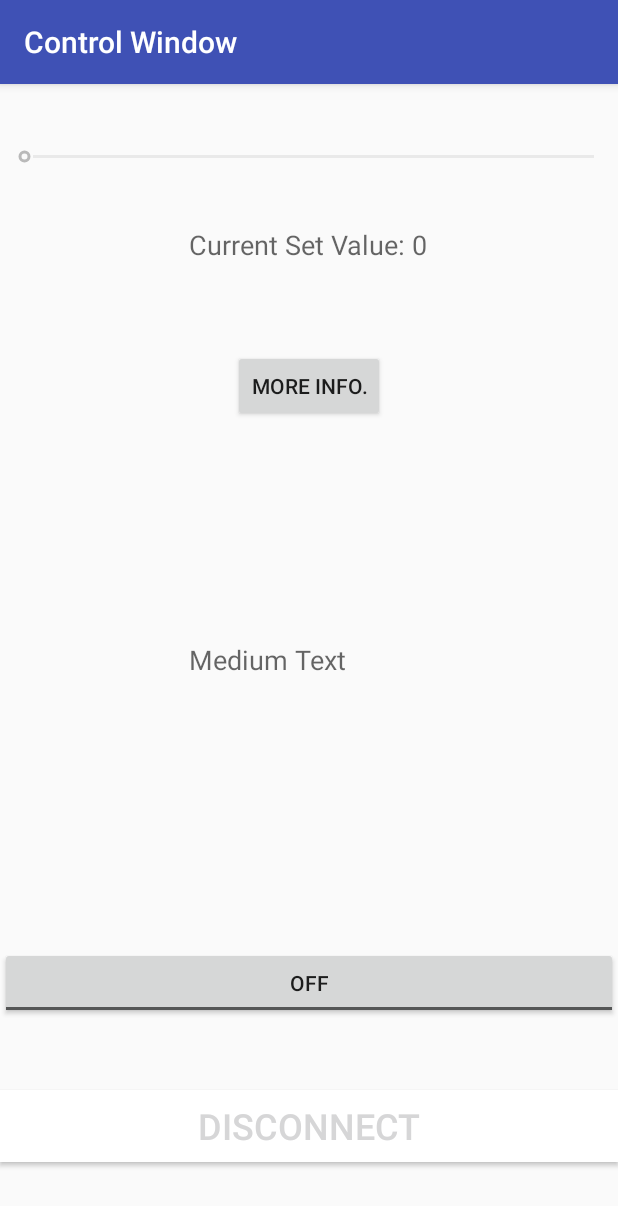
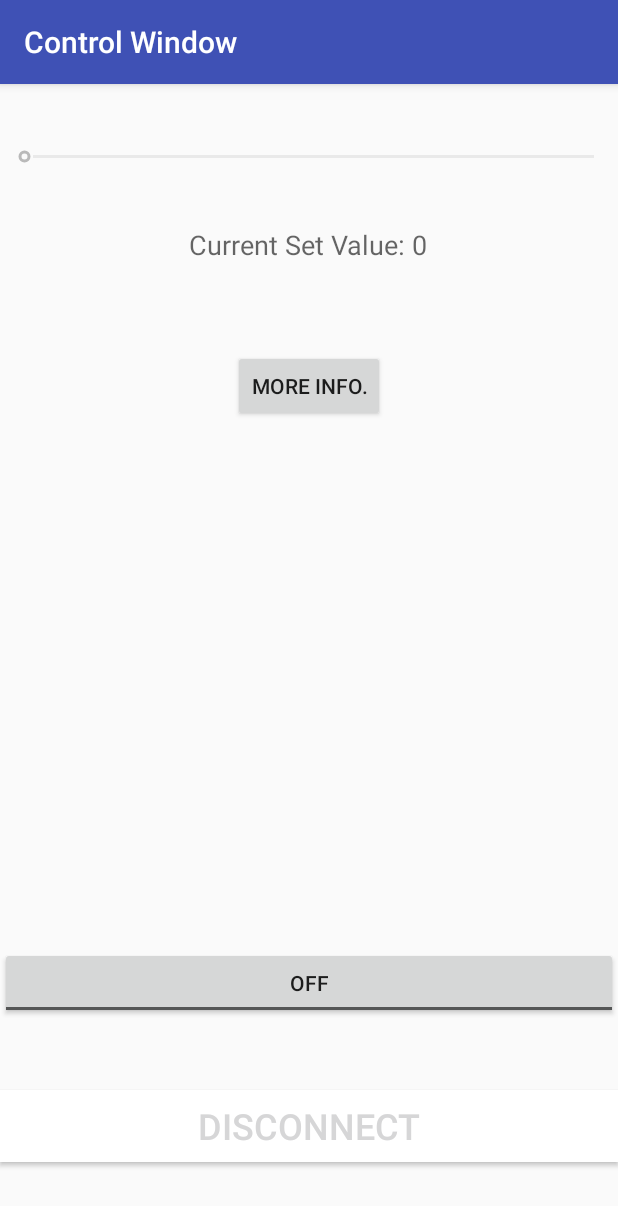
Before and after one commit to freaky-coder/Power-Electronics-Project, an Android app: the MainActivity screen opened directly, with no data from a screen before it, on a phone screen of 412 x 824 dp. Shown: the top 1206 px of the screen. Run offline under Robolectric (Android 15) with nearby library versions, the phone set to English and light mode, and no system bars; 3 statements that could not run were skipped.

Commit message:
UI Updated/ Added Processes

```diff
--- a/app/src/main/java/com/example/ayush/pe_project/MainActivity.java
+++ b/app/src/main/java/com/example/ayush/pe_project/MainActivity.java
@@ -1,5 +1,6 @@
 package com.example.ayush.pe_project;
 
+import android.os.Handler;
 import android.support.v7.app.ActionBarActivity;
 import android.os.Bundle;
 import android.view.Menu;
@@ -36,7 +37,7 @@ public class MainActivity extends ActionBarActivity {
     double firing_angle;
     double voltage_out;
     ToggleButton onoff;
-
+    Handler handler;
     static  final UUID myUUID = UUID.fromString("00001101-0000-1000-8000-00805F9B34FB");
 
     @Override
@@ -50,6 +51,7 @@ public class MainActivity extends ActionBarActivity {
         // v.setBackgroundColor(getResources().getColor(android.R.color.holo_red_light));
         //btn = (Button)findViewById(R.id.button3);
         //btn2 = (Button)findViewById(R.id.button2);
+        System.out.print("********************Here*************************"+"\n");
         sb = (SeekBar) findViewById(R.id.seekBar);
         tv = (TextView) findViewById(R.id.textView2);
         final ToggleButton tb = (ToggleButton) findViewById(R.id.toggleButton);
@@ -59,15 +61,58 @@ public class MainActivity extends ActionBarActivity {
         b1 = (Button) findViewById(R.id.button1);
         info = (TextView) findViewById(R.id.textView3);
         onoff = (ToggleButton) findViewById(R.id.toggleButton);
-        // Onclick trigger
-        onoff.setText("Off");
+        b1.setText("More Info.");
+        info.setText("  ");
+        onoff.setClickable(true);
+        onoff.setChecked(false);
+        sb.setEnabled(false);
+
+
+       handler = new Handler();
+
+        final Runnable r = new Runnable() {
+            public void run()
+            {
+
+                onoff.setOnClickListener(new View.OnClickListener() {
+                    @Override
+                    public void onClick(View v) {
+                            if(onoff.isChecked()==false)
+                            sb.setEnabled(true);
+                        else
+                                sb.setEnabled(false);
+                    }
+
+                });
+            }
+
+        };
+        handler.postDelayed(r, 1000);
+
+        b1.setOnClickListener(new View.OnClickListener() {
+            @Override
+            public void onClick(View v) {
+               if(b1.getText()=="More Info.")
+               {
+                   b1.setText("Less Info.");
+                               }
+               else
+               {
+                   b1.setText("More Info.");
+               }
+
+            }
+        });
+
         btnDis.setOnClickListener(new View.OnClickListener() {
             @Override
             public void onClick(View v) {
                 Disconnect(); //close connection
             }
         });
-        if (onoff.getText() == "On") {
+
+
+
             sb.setOnSeekBarChangeListener(new SeekBar.OnSeekBarChangeListener() {
                 @Override
                 public void onProgressChanged(SeekBar seekBar, int progress, boolean fromUser) {
@@ -75,33 +120,22 @@ public class MainActivity extends ActionBarActivity {
 
                     if (fromUser == true) {
                         firing_angle = (int) (progress * 5.625);
-                        send_value = (int) (progress * 1.5625);
+                        send_value = (int) (progress * 1.58730);
                         voltage_out = (int) (230 * (Math.sqrt((Math.sin(2 * (firing_angle * 0.0174))) - (2 * (firing_angle * 0.0174)) + (2 * 3.14159)) / (2 * 3.14159)));
                         tv.setText("Set Value: " + send_value + "%");
+                        if(b1.getText()=="Less Info.") {
+                            info.setText("Firing Angle: " + firing_angle + "\u00b0");
+                            info.append("\n");
+                            info.append("Output Voltage(Vo): " + voltage_out + "V");
+                        }
+                        else if (b1.getText()=="More Info.")
+                        {
+                            info.setText(" ");
+                        }
 
-                        info.setText("Firing Angle: " + firing_angle + "\u00b0");
-                        info.append("\n");
-                        info.append("Output Voltage(Vo): " + voltage_out + "V");
-
-                        b1.setOnClickListener(new View.OnClickListener() {
-
-                            @Override
-                            public void onClick(View v) {
-                                int x = 0;
-                                if (x == 0) {
-                                    x = 0;
-                                    b1.setText("Less Info.");
-                                    info.setText(" ");
-                                } else {
-                                    x = 1;
-                                    b1.setText("More Info.");
-
-                                }
-                            }
-                        });
                         System.out.println("****************" + send_value + "**************************");
                         try {
-                            btSocket.getOutputStream().write(progress - 1);
+                            btSocket.getOutputStream().write(progress );
                         } catch (IOException e) {
 
                         }
@@ -120,11 +154,8 @@ public class MainActivity extends ActionBarActivity {
             });
 
         }
-        else
-        {
-           sb.setEnabled(false);
-        }
-    }
+
+
 
 
 
@@ -241,4 +272,5 @@ public class MainActivity extends ActionBarActivity {
             progress.dismiss();
         }
     }
+
 }
--- a/app/src/main/res/layout/main_layout.xml
+++ b/app/src/main/res/layout/main_layout.xml
@@ -14,7 +14,7 @@
             android:layout_height="wrap_content"
             android:id="@+id/seekBar"
             android:indeterminate="false"
-            android:max="64"
+            android:max="63"
             android:layout_alignParentTop="true"
             android:layout_alignParentLeft="true"
             android:layout_alignParentStart="true"
@@ -74,8 +74,7 @@
             android:text="Medium Text"
             android:id="@+id/textView3"
             android:layout_centerVertical="true"
-            android:layout_alignLeft="@+id/textView2"
-            android:layout_alignStart="@+id/textView2" />
+            android:layout_centerHorizontal="true" />
 
 
     </RelativeLayout>
```
